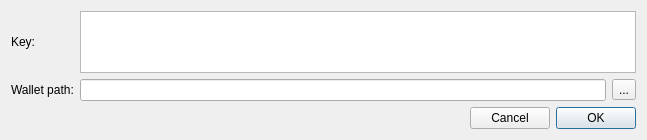
Qt form src/gui/ui/importkeydialog.ui (qwertycoin-org/qwertycoin-gui) before a commit.
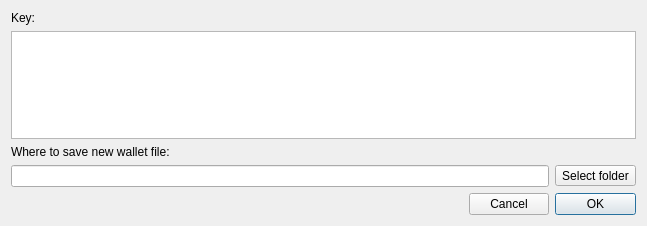
The same form after that commit.

The edit to the form file:
```diff
--- a/src/gui/ui/importkeydialog.ui
+++ b/src/gui/ui/importkeydialog.ui
@@ -7,7 +7,7 @@
     <x>0</x>
     <y>0</y>
     <width>647</width>
-    <height>140</height>
+    <height>226</height>
    </rect>
   </property>
   <property name="minimumSize">
@@ -19,8 +19,6 @@
   <property name="windowTitle">
    <string>Import private key</string>
   </property>
-  <layout class="QVBoxLayout" name="verticalLayout">
-   <item>
     <layout class="QGridLayout" name="gridLayout">
      <item row="0" column="0">
       <widget class="QLabel" name="label">
@@ -29,61 +27,34 @@
        </property>
       </widget>
      </item>
-     <item row="2" column="2">
-      <widget class="QToolButton" name="m_selectPathButton">
-       <property name="text">
-        <string>...</string>
-       </property>
-      </widget>
-     </item>
-     <item row="2" column="0">
-      <widget class="QLabel" name="label_2">
-       <property name="text">
-        <string>Wallet path:</string>
-       </property>
-      </widget>
-     </item>
-     <item row="2" column="1">
-      <widget class="QLineEdit" name="m_pathEdit"/>
-     </item>
-     <item row="0" column="1" colspan="2">
+   <item row="1" column="0" colspan="4">
       <widget class="QTextEdit" name="m_keyEdit">
        <property name="readOnly">
         <bool>false</bool>
        </property>
       </widget>
      </item>
-    </layout>
-   </item>
-   <item>
-    <spacer name="verticalSpacer">
-     <property name="orientation">
-      <enum>Qt::Vertical</enum>
+   <item row="2" column="0" colspan="4">
+    <widget class="QLabel" name="label_2">
+     <property name="text">
+      <string>Where to save new wallet file:</string>
      </property>
-     <property name="sizeHint" stdset="0">
-      <size>
-       <width>20</width>
-       <height>2</height>
-      </size>
-     </property>
-    </spacer>
+    </widget>
    </item>
-   <item>
-    <layout class="QHBoxLayout" name="horizontalLayout">
-     <item>
+   <item row="4" column="0">
       <spacer name="horizontalSpacer">
        <property name="orientation">
         <enum>Qt::Horizontal</enum>
        </property>
        <property name="sizeHint" stdset="0">
         <size>
-         <width>40</width>
+       <width>454</width>
          <height>20</height>
         </size>
        </property>
       </spacer>
      </item>
-     <item>
+   <item row="4" column="1">
       <widget class="QPushButton" name="m_cancelButton">
        <property name="text">
         <string>Cancel</string>
@@ -93,7 +64,7 @@
        </property>
       </widget>
      </item>
-     <item>
+   <item row="4" column="2" colspan="2">
       <widget class="QPushButton" name="m_okButton">
        <property name="text">
         <string>OK</string>
@@ -106,7 +77,15 @@
        </property>
       </widget>
      </item>
-    </layout>
+   <item row="3" column="0" colspan="2">
+    <widget class="QLineEdit" name="m_pathEdit"/>
+   </item>
+   <item row="3" column="2" colspan="2">
+    <widget class="QToolButton" name="m_selectPathButton">
+     <property name="text">
+      <string>Select folder</string>
+     </property>
+    </widget>
    </item>
   </layout>
  </widget>
```
Lines whose indentation alone changed are shown as unchanged.
